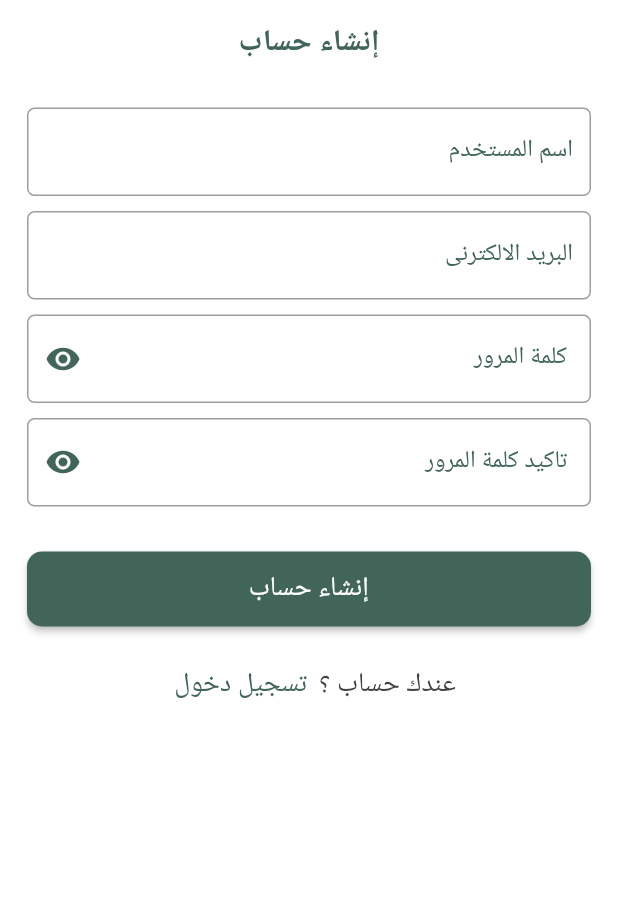
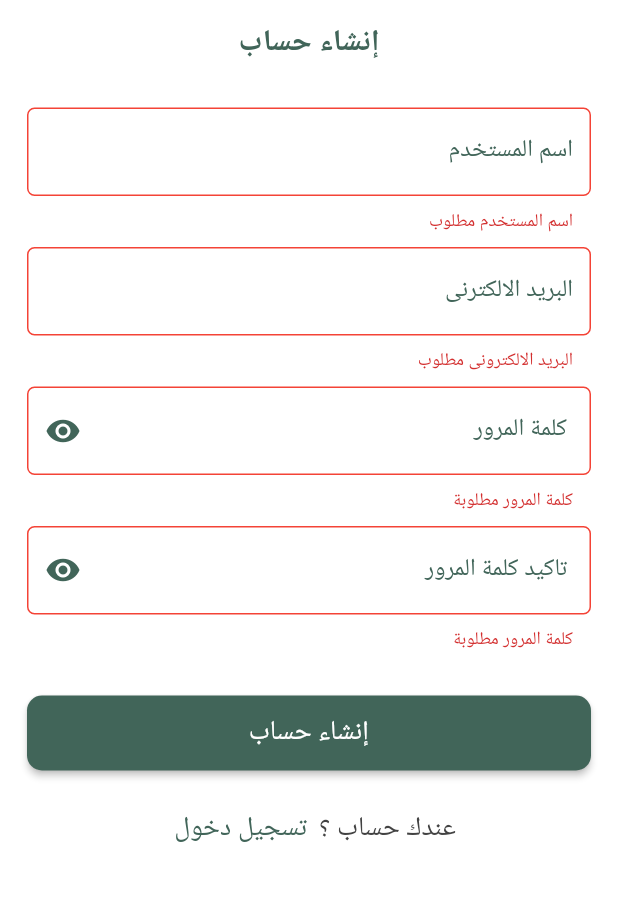
Before and after one commit to rehabsaad075/todo_app, a Flutter app: the RegisterScreen screen opened directly, after a tap on "إنشاء حساب", on a phone screen of 412 x 824 dp, the part 269-1170 px from its top. Run offline on Flutter 3.47's test engine with Material 2 defaults, Android fonts, the phone set to English and light mode, and no system bars; our stand-ins replace animated_splash_screen, bloc, dio, flutter_bloc, fluttertoast, shared_preferences; accounts and stored records are empty.

Commit message:
register method done

```diff
--- a/lib/view/screens/auth_screens/register_screen.dart
+++ b/lib/view/screens/auth_screens/register_screen.dart
@@ -1,7 +1,12 @@
 import 'package:flutter/material.dart';
+import 'package:flutter_bloc/flutter_bloc.dart';
+import 'package:todo_app/view/componets/widgets/circular_progress_loading_custom.dart';
 import 'package:todo_app/view/componets/widgets/elvated_button_custom.dart';
 import 'package:todo_app/view/componets/widgets/text_form_field_custom.dart';
 import 'package:todo_app/view/componets/widgets/text_custom.dart';
+import 'package:todo_app/view/screens/todo_screens/todo_home_page_screen.dart';
+import 'package:todo_app/view_model/cubits/auth_cubit/auth_cubit.dart';
+import 'package:todo_app/view_model/utils/functions/navigation_functions.dart';
 import 'package:todo_app/view_model/utils/material/app_colors.dart';
 import 'package:todo_app/view_model/utils/material/app_icons.dart';
 
@@ -10,36 +15,40 @@ class RegisterScreen extends StatelessWidget {
 
   @override
   Widget build(BuildContext context) {
+    return BlocProvider(
+      create: (context) => AuthCubit(),
+      child: BlocBuilder<AuthCubit, AuthState>(
+        builder: (context, state) {
+          AuthCubit authCubit = AuthCubit.get(context);
           return Directionality(
             textDirection: TextDirection.rtl,
             child: Scaffold(
               body: Form(
-          key: GlobalKey<FormState>(),
+                key: authCubit.formKey,
                 child: ListView(
                   physics: const BouncingScrollPhysics(),
-            padding: const EdgeInsets.only(
-                top: 150,
-                right: 18,
-                left: 18
-            ),
-            children:  [
-              const Opacity(
-                opacity: 0.6,
-                child: TextCustom(
+                  padding: const EdgeInsets.only(top: 150, right: 18, left: 18),
+                  children: [
+                    TextCustom(
                       text: 'todo_app',
                       fontSize: 25,
+                      color: AppColors.appColor.withOpacity(0.6),
                       fontWeight: FontWeight.bold,
                     ),
+                    const SizedBox(
+                      height: 15,
                     ),
-              const SizedBox(height: 15,),
                     const TextCustom(
                       text: 'إنشاء حساب',
                       fontWeight: FontWeight.bold,
                     ),
-              const SizedBox(height: 30,),
+                    const SizedBox(
+                      height: 30,
+                    ),
                     TextFormFieldCustom(
                       labelText: 'اسم المستخدم',
                       keyboardType: TextInputType.text,
+                      controller: authCubit.nameController,
                       validator: (value) {
                         if (value!.isEmpty) {
                           return 'اسم المستخدم مطلوب';
@@ -47,10 +56,13 @@ class RegisterScreen extends StatelessWidget {
                         return null;
                       },
                     ),
-              const SizedBox(height: 10,),
+                    const SizedBox(
+                      height: 10,
+                    ),
                     TextFormFieldCustom(
                       labelText: 'البريد الالكترنى',
                       keyboardType: TextInputType.emailAddress,
+                      controller: authCubit.emailController,
                       validator: (value) {
                         if (value!.isEmpty) {
                           return 'البريد الالكترونى مطلوب';
@@ -58,10 +70,14 @@ class RegisterScreen extends StatelessWidget {
                         return null;
                       },
                     ),
-              const SizedBox(height: 10,),
+                    const SizedBox(
+                      height: 10,
+                    ),
                     TextFormFieldCustom(
                       labelText: ' كلمة المرور',
                       keyboardType: TextInputType.text,
+                      controller: authCubit.passwordController,
+                      obscureText: true,
                       icon: AppIcons.visibilityIcon,
                       validator: (value) {
                         if (value!.isEmpty) {
@@ -70,10 +86,14 @@ class RegisterScreen extends StatelessWidget {
                         return null;
                       },
                     ),
-              const SizedBox(height: 10,),
+                    const SizedBox(
+                      height: 10,
+                    ),
                     TextFormFieldCustom(
                       labelText: ' تاكيد كلمة المرور',
                       keyboardType: TextInputType.text,
+                      controller: authCubit.passwordConfirmationController,
+                      obscureText: true,
                       textInputAction: TextInputAction.done,
                       icon: AppIcons.visibilityIcon,
                       validator: (value) {
@@ -83,18 +103,32 @@ class RegisterScreen extends StatelessWidget {
                         return null;
                       },
                     ),
-              const SizedBox(height: 30,),
+                    const SizedBox(
+                      height: 30,
+                    ),
                     ElevatedButtonCustom(
                       onPressed: () {
-
+                        if (authCubit.formKey.currentState!.validate()) {
+                          AuthCubit.get(context).register().then((value) {
+                            navigationPushFunction(
+                                context: context,
+                                screen: const TodoHomePageScreen());
+                          });
+                        }
                       },
-                child: const TextCustom(
+                      child: Visibility(
+                        visible: state is RegisterLoadingState,
+                        replacement: const TextCustom(
                           text: 'إنشاء حساب',
                           color: AppColors.whiteColor,
                           fontSize: 18,
                         ),
+                        child: const CircularProgressLoadingCustom(),
                       ),
-              const SizedBox(height: 15,),
+                    ),
+                    const SizedBox(
+                      height: 15,
+                    ),
                     Row(
                       mainAxisAlignment: MainAxisAlignment.center,
                       children: [
@@ -104,7 +138,7 @@ class RegisterScreen extends StatelessWidget {
                           fontSize: 18,
                         ),
                         TextButton(
-                      onPressed: (){
+                            onPressed: () {
                               Navigator.pop(context);
                             },
                             style: TextButton.styleFrom(
@@ -113,8 +147,7 @@ class RegisterScreen extends StatelessWidget {
                             child: const TextCustom(
                               text: 'تسجيل دخول',
                               fontSize: 18,
-                      )
-                  )
+                            ))
                       ],
                     )
                   ],
@@ -122,5 +155,8 @@ class RegisterScreen extends StatelessWidget {
               ),
             ),
           );
+        },
+      ),
+    );
   }
 }
```
Lines whose indentation alone changed are shown as unchanged.
